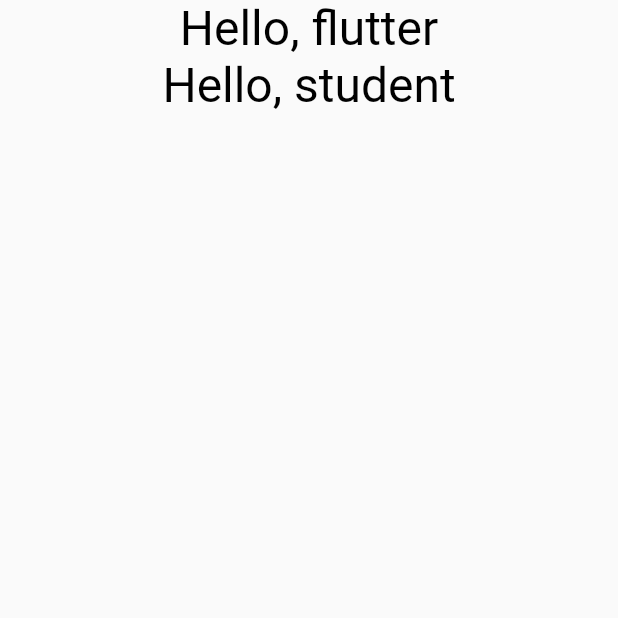
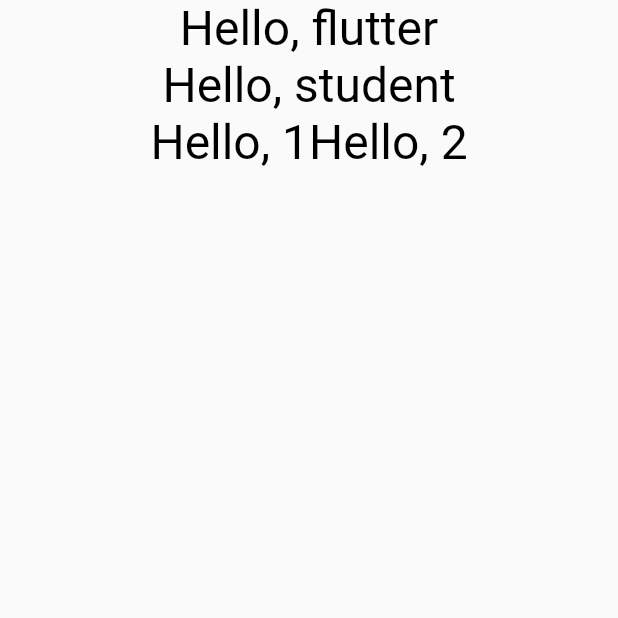
Before and after one commit to onlyone020608/202101175, a Flutter app: the screen it shows after launch, on a phone screen of 412 x 824 dp, the top half of it. Run offline on Flutter 3.47's test engine with Material 2 defaults, Android fonts, the phone set to English and light mode, and no system bars.

Commit message:
Row 추가

```diff
--- a/lib/main.dart
+++ b/lib/main.dart
@@ -26,6 +26,20 @@ class testWidget extends StatelessWidget {
             "Hello, student",
             style: TextStyle(fontSize: 32, color: Colors.black),
           ),
+          Row(
+            mainAxisAlignment: MainAxisAlignment.center,
+            children: [
+              Text(
+                "Hello, 1",
+                style: TextStyle(fontSize: 32, color: Colors.black),
+              ),
+              Text(
+                "Hello, 2",
+                style: TextStyle(fontSize: 32, color: Colors.black),
+              ),
+
+            ],
+          ),
         ],
       ),
     );
```
